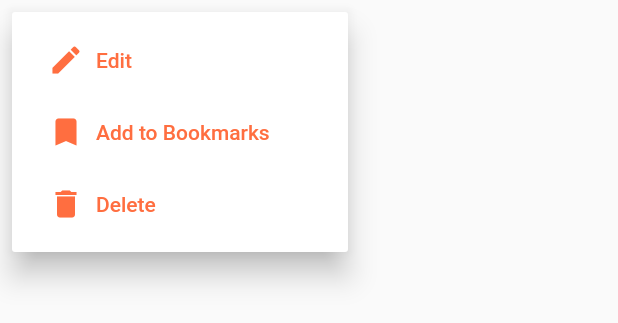
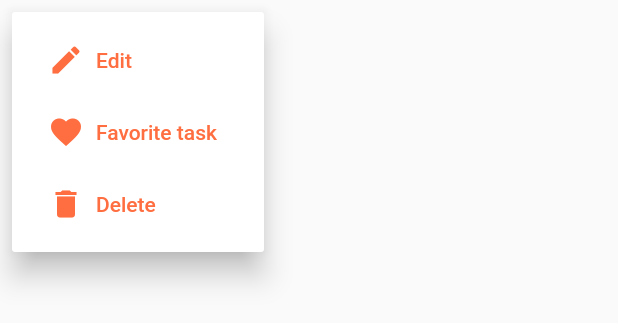
Before and after one commit to alinbabu2010/TasksApp, a Flutter app: the PopupMenu widget shown alone on an empty page, opened directly with empty values, after a tap on the "more vert" icon, on a phone screen of 412 x 824 dp. Shown: the top 323 px of the screen. Run offline on Flutter 3.47's test engine with Material 2 defaults, Android fonts, the phone set to English and light mode, and no system bars; our stand-ins replace equatable, flutter_bloc, hydrated_bloc.

Commit message:
Add callback for favorite or unfavorite event
Refactor icon and label setting for favorite popup menu item based on condition

```diff
--- a/lib/widgets/popup_menu.dart
+++ b/lib/widgets/popup_menu.dart
@@ -5,10 +5,12 @@ import 'package:tasks_app/widgets/popup_text_button.dart';
 class PopupMenu extends StatelessWidget {
   final Task task;
   final VoidCallback cancelOrDeleteCallback;
+  final VoidCallback favoriteOrUnfavoriteCallback;
 
   const PopupMenu({
     super.key,
     required this.cancelOrDeleteCallback,
+    required this.favoriteOrUnfavoriteCallback,
     required this.task,
   });
 
@@ -25,11 +27,12 @@ class PopupMenu extends StatelessWidget {
                 onTap: () {},
               ),
               PopupMenuItem(
-                child: const PopupTextButton(
-                  icon: Icons.bookmark,
-                  label: "Add to Bookmarks",
+                onTap: favoriteOrUnfavoriteCallback,
+                child: PopupTextButton(
+                  icon:
+                      task.isFavorite! ? Icons.favorite_border : Icons.favorite,
+                  label: task.isFavorite! ? "Unfavorite task" : "Favorite task",
                 ),
-                onTap: () {},
               ),
               PopupMenuItem(
                 onTap: cancelOrDeleteCallback,
```
